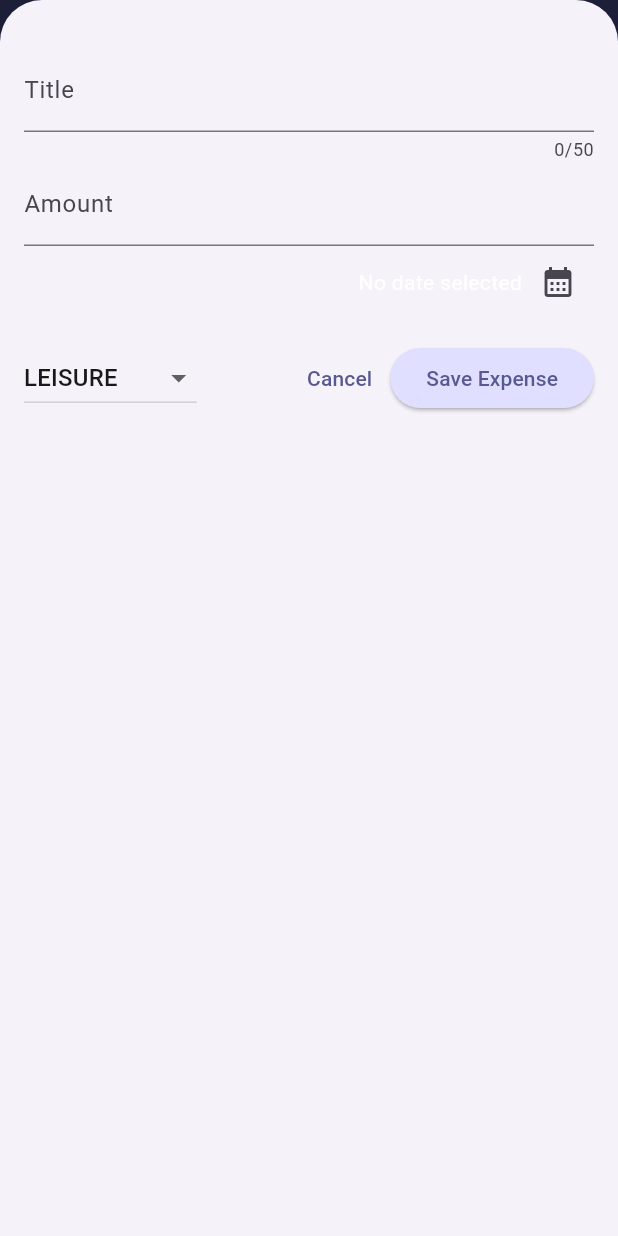
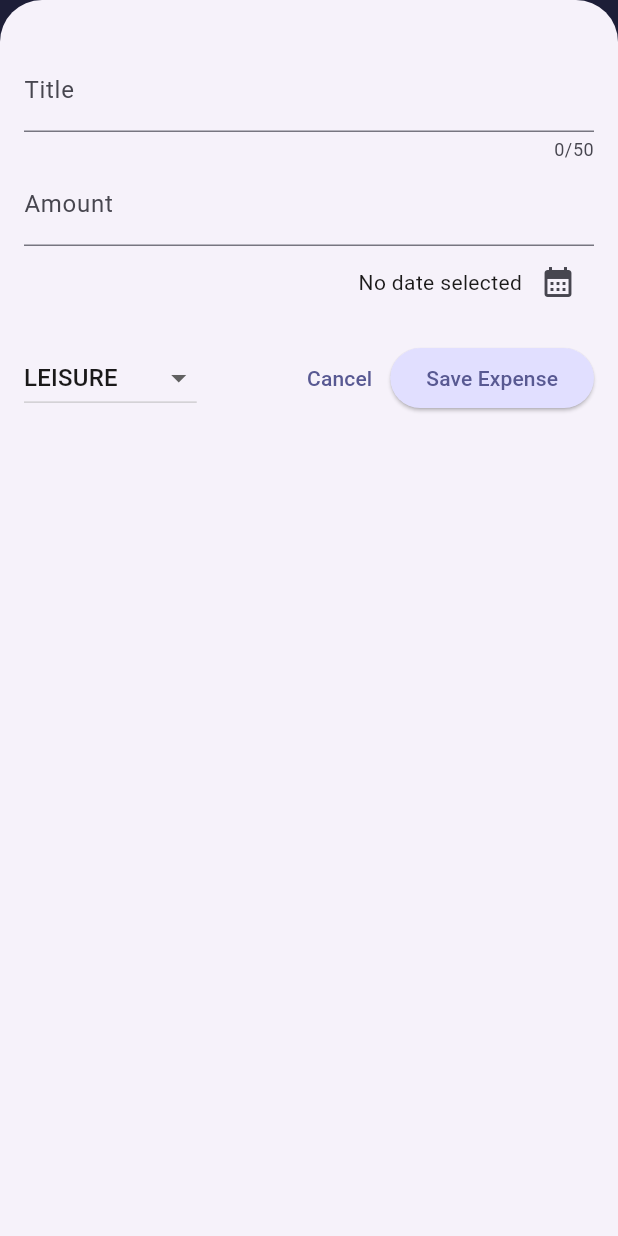
Before and after one commit to carolbonk/expenseTracker_app, a Flutter app: the screen it shows after launch, after a tap on the "add" icon, on a phone screen of 412 x 824 dp. Run offline on Flutter 3.47's test engine with Material 3 defaults, Android fonts, the phone set to English and light mode, and no system bars.

Commit message:
Fixes new expense modal replication of date picker

```diff
--- a/lib/widgets/new_expense.dart
+++ b/lib/widgets/new_expense.dart
@@ -119,6 +119,8 @@ class _NewExpenseState extends State<NewExpense> {
                     ],
                   )
                 else
+                  //Expanded(
+                  //child:
                   TextField(
                     controller: _titleController,
                     maxLength: 50,
@@ -126,6 +128,7 @@ class _NewExpenseState extends State<NewExpense> {
                       label: Text('Title'),
                     ),
                   ),
+                //),
                 if (width >= 600)
                   Row(children: [
                     DropdownButton(
@@ -151,37 +154,40 @@ class _NewExpenseState extends State<NewExpense> {
                           });
                         }),
                     const SizedBox(width: 24),
-                    Expanded(
-                      child: Row(
-                        mainAxisAlignment: MainAxisAlignment.end,
-                        crossAxisAlignment: CrossAxisAlignment.center,
-                        children: [
-                          Text(
-                            _selectedDate == null
-                                ? 'No date selected'
-                                : formatter.format(_selectedDate!),
-                          ),
-                          IconButton(
-                            onPressed: _presentDatePicker,
-                            icon: const Icon(
-                              Icons.calendar_month,
-                            ),
-                          ),
-                        ],
-                      ),
-                    ),
+                    // Expanded(
+                    //   child: Row(
+                    //     mainAxisAlignment: MainAxisAlignment.end,
+                    //     crossAxisAlignment: CrossAxisAlignment.center,
+                    //     children: [
+                    //       Text(
+                    //         style: const TextStyle(
+                    //             color: Color.fromARGB(255, 26, 25, 25)),
+                    //         _selectedDate == null
+                    //             ? 'No date selected'
+                    //             : formatter.format(_selectedDate!),
+                    //       ),
+                    //       IconButton(
+                    //         onPressed: _presentDatePicker,
+                    //         icon: const Icon(
+                    //           Icons.calendar_month,
+                    //         ),
+                    //       ),
+                    //     ],
+                    //   ),
+                    // ),
                   ])
                 else
-                  Expanded(
-                    child: TextField(
-                      controller: _amountController,
-                      keyboardType: TextInputType.number,
-                      decoration: const InputDecoration(
-                        prefixText: '\$ ',
-                        label: Text('Amount'),
-                      ),
+                  //Expanded(
+                  //child:
+                  TextField(
+                    controller: _amountController,
+                    keyboardType: TextInputType.number,
+                    decoration: const InputDecoration(
+                      prefixText: '\$ ',
+                      label: Text('Amount'),
                     ),
                   ),
+                //),
                 const SizedBox(width: 16),
                 Row(
                   children: [
@@ -192,6 +198,8 @@ class _NewExpenseState extends State<NewExpense> {
                         crossAxisAlignment: CrossAxisAlignment.center,
                         children: [
                           Text(
+                            style: const TextStyle(
+                                color: Color.fromARGB(255, 26, 25, 25)),
                             _selectedDate == null
                                 ? 'No date selected'
                                 : formatter.format(_selectedDate!),
@@ -228,7 +236,6 @@ class _NewExpenseState extends State<NewExpense> {
                             .map(
                               (category) => DropdownMenuItem(
                                 value: category,
-                                //TextStyle: const TextStyle(color: Colors.black),
                                 child: Text(
                                   category.name.toUpperCase(),
                                   style: const TextStyle(
```
